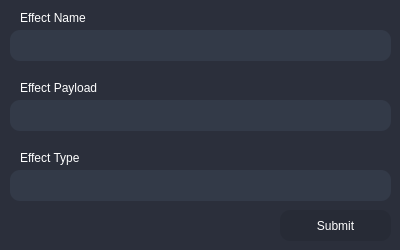
Old version of the form src/ui/views/input/input_dialogue.ui in the repository milan338/FreeRGB.
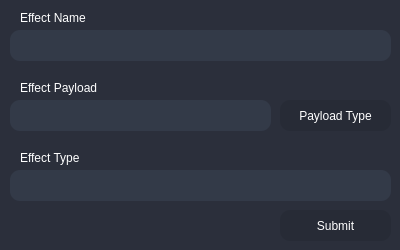
New version of the form.

Commit message: Added payload type button in input dialogue

```diff
--- a/src/ui/views/input/input_dialogue.ui
+++ b/src/ui/views/input/input_dialogue.ui
@@ -52,7 +52,7 @@
     <rect>
      <x>10</x>
      <y>100</y>
-     <width>381</width>
+     <width>261</width>
      <height>31</height>
     </rect>
    </property>
@@ -187,6 +187,34 @@
     <string>Effect Type</string>
    </property>
   </widget>
+  <widget class="QPushButton" name="btn_payload_type">
+   <property name="geometry">
+    <rect>
+     <x>280</x>
+     <y>100</y>
+     <width>111</width>
+     <height>31</height>
+    </rect>
+   </property>
+   <property name="styleSheet">
+    <string notr="true">QPushButton {
+	color: rgb(255, 255, 255);
+	background-color: rgb(39, 43, 54);
+	border-radius: 10px;
+}
+
+QPushButton:hover {
+	background-color: rgb(51, 76, 100);
+}
+
+QPushButton:pressed  {
+	background-color: rgb(90, 164, 253);
+}</string>
+   </property>
+   <property name="text">
+    <string>Payload Type</string>
+   </property>
+  </widget>
  </widget>
  <resources/>
  <connections/>
```
The commit also changes 1 other file.
